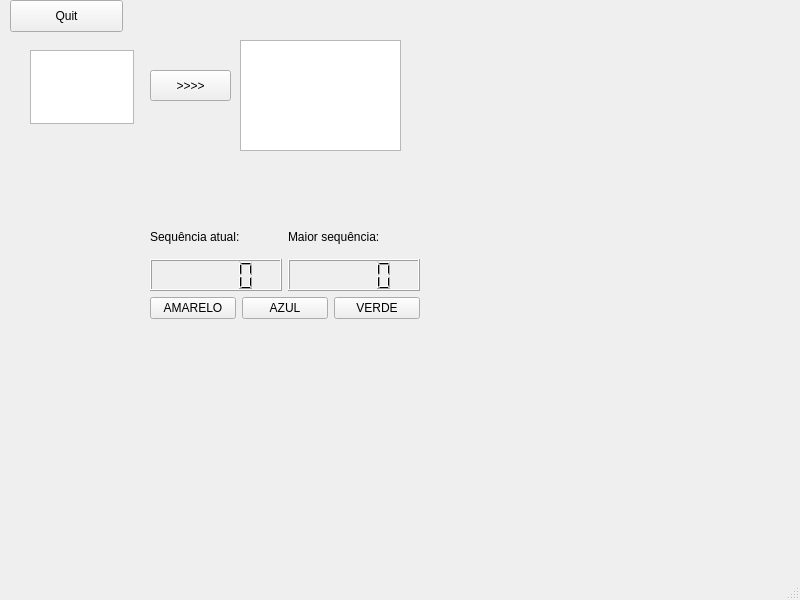
The window that mainwindow.ui (victorkaillo/helloqt) describes before a commit, drawn with Qt 5.
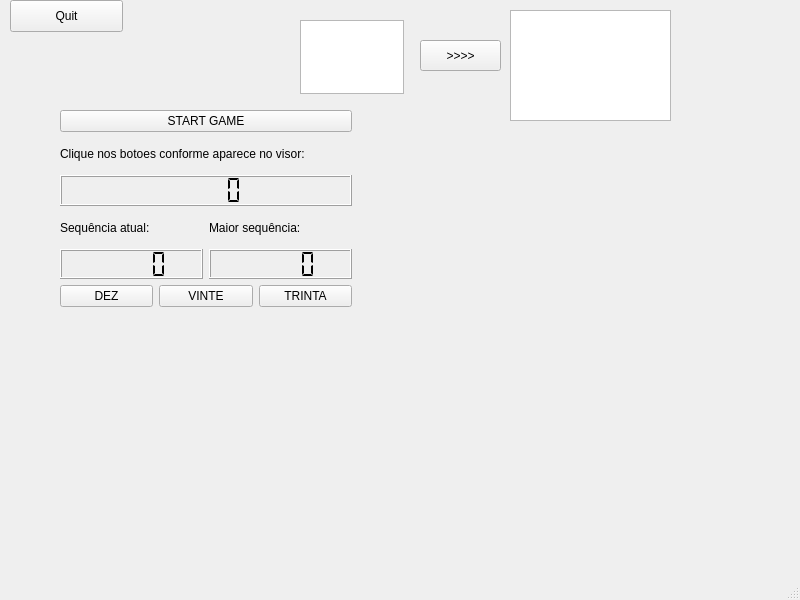
The same window after the commit.

Commit message: diferencia erro do acerto e pontual corretamente

Diff of the .ui file:
```diff
--- a/mainwindow.ui
+++ b/mainwindow.ui
@@ -30,8 +30,8 @@
    <widget class="QTextEdit" name="textEdit">
     <property name="geometry">
      <rect>
-      <x>30</x>
-      <y>50</y>
+      <x>300</x>
+      <y>20</y>
       <width>104</width>
       <height>74</height>
      </rect>
@@ -40,8 +40,8 @@
    <widget class="QTextBrowser" name="textBrowser">
     <property name="geometry">
      <rect>
-      <x>240</x>
-      <y>40</y>
+      <x>510</x>
+      <y>10</y>
       <width>161</width>
       <height>111</height>
      </rect>
@@ -50,8 +50,8 @@
    <widget class="QPushButton" name="pushButton_copy">
     <property name="geometry">
      <rect>
-      <x>150</x>
-      <y>70</y>
+      <x>420</x>
+      <y>40</y>
       <width>81</width>
       <height>31</height>
      </rect>
@@ -63,12 +63,39 @@
    <widget class="QWidget" name="">
     <property name="geometry">
      <rect>
-      <x>150</x>
-      <y>220</y>
-      <width>270</width>
-      <height>99</height>
+      <x>60</x>
+      <y>110</y>
+      <width>292</width>
+      <height>197</height>
      </rect>
     </property>
+    <layout class="QVBoxLayout" name="verticalLayout_8">
+     <item>
+      <layout class="QVBoxLayout" name="verticalLayout_7">
+       <item>
+        <widget class="QPushButton" name="pushButtonStart">
+         <property name="text">
+          <string>START GAME</string>
+         </property>
+        </widget>
+       </item>
+       <item>
+        <widget class="QLabel" name="label_3">
+         <property name="text">
+          <string>Clique nos botoes conforme aparece no visor:</string>
+         </property>
+        </widget>
+       </item>
+       <item>
+        <widget class="QLCDNumber" name="lcdNumber_visor">
+         <property name="segmentStyle">
+          <enum>QLCDNumber::Flat</enum>
+         </property>
+        </widget>
+       </item>
+      </layout>
+     </item>
+     <item>
     <layout class="QVBoxLayout" name="verticalLayout_6">
      <item>
       <layout class="QVBoxLayout" name="verticalLayout_3">
@@ -86,7 +113,11 @@
               </widget>
              </item>
              <item>
-              <widget class="QLCDNumber" name="lcdNumber_atual"/>
+                <widget class="QLCDNumber" name="lcdNumber_atual">
+                 <property name="segmentStyle">
+                  <enum>QLCDNumber::Flat</enum>
+                 </property>
+                </widget>
              </item>
             </layout>
            </item>
@@ -104,7 +135,11 @@
               </widget>
              </item>
              <item>
-              <widget class="QLCDNumber" name="lcdNumber_maior"/>
+                <widget class="QLCDNumber" name="lcdNumber_maior">
+                 <property name="segmentStyle">
+                  <enum>QLCDNumber::Flat</enum>
+                 </property>
+                </widget>
              </item>
             </layout>
            </item>
@@ -119,7 +154,7 @@
        <item>
         <widget class="QPushButton" name="pushButtonAmarelo">
          <property name="text">
-          <string>AMARELO</string>
+            <string>DEZ</string>
          </property>
         </widget>
        </item>
@@ -129,16 +164,18 @@
           <string notr="true"/>
          </property>
          <property name="text">
-          <string>AZUL</string>
+            <string>VINTE</string>
          </property>
         </widget>
        </item>
        <item>
         <widget class="QPushButton" name="pushButtonVerde">
          <property name="text">
-          <string>VERDE</string>
-         </property>
-        </widget>
+            <string>TRINTA</string>
+           </property>
+          </widget>
+         </item>
+        </layout>
        </item>
       </layout>
      </item>
```
Left out of the diff: 12 changed lines with no effect on the pictures. Lines whose indentation alone changed are shown as unchanged. The commit also changes 2 other files.
